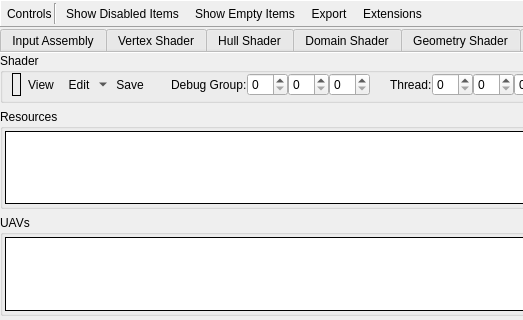
baldurk/renderdoc, file qrenderdoc/Windows/PipelineState/D3D11PipelineStateViewer.ui: the form before one commit; both pictures show x 0 to 523 and y 0 to 320 of the 1000 by 635 pixel window.
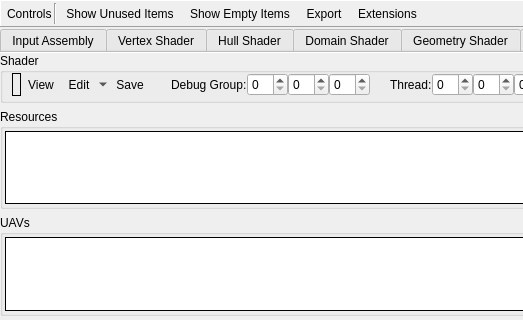
The form after the commit. Icons and pictures are not drawn. Custom widgets are drawn as their Qt base class.

Commit message:
Rename 'show disabled' button to 'show unused' as it is clearer
* Bindings that are unused aren't disabled - they may in fact be explicitly
  enabled - but they are unused by the pipeline which is why they're hidden.

```diff
--- a/qrenderdoc/Windows/PipelineState/D3D11PipelineStateViewer.ui
+++ b/qrenderdoc/Windows/PipelineState/D3D11PipelineStateViewer.ui
@@ -73,7 +73,7 @@
          <string>Show Disabled Items</string>
         </property>
         <property name="text">
-         <string>Show Disabled Items</string>
+         <string>Show Unused Items</string>
         </property>
         <property name="icon">
          <iconset resource="../../Resources/resources.qrc">
```
Left out of the diff: 6 changed lines with no effect on the pictures. The commit also changes 16 other files.
